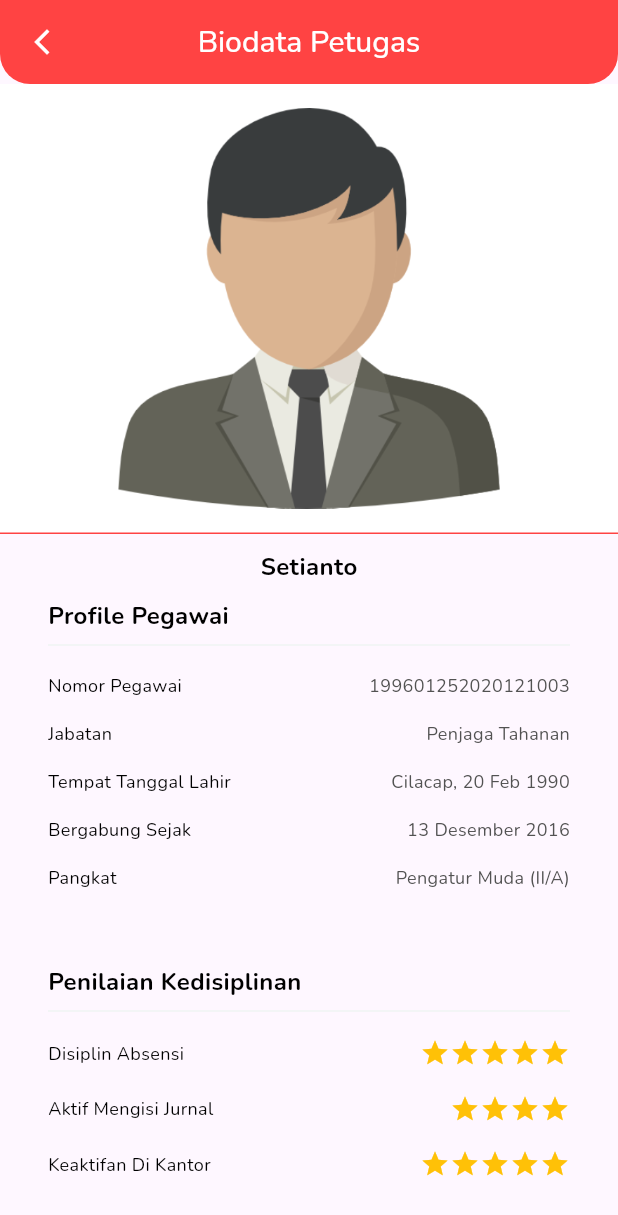
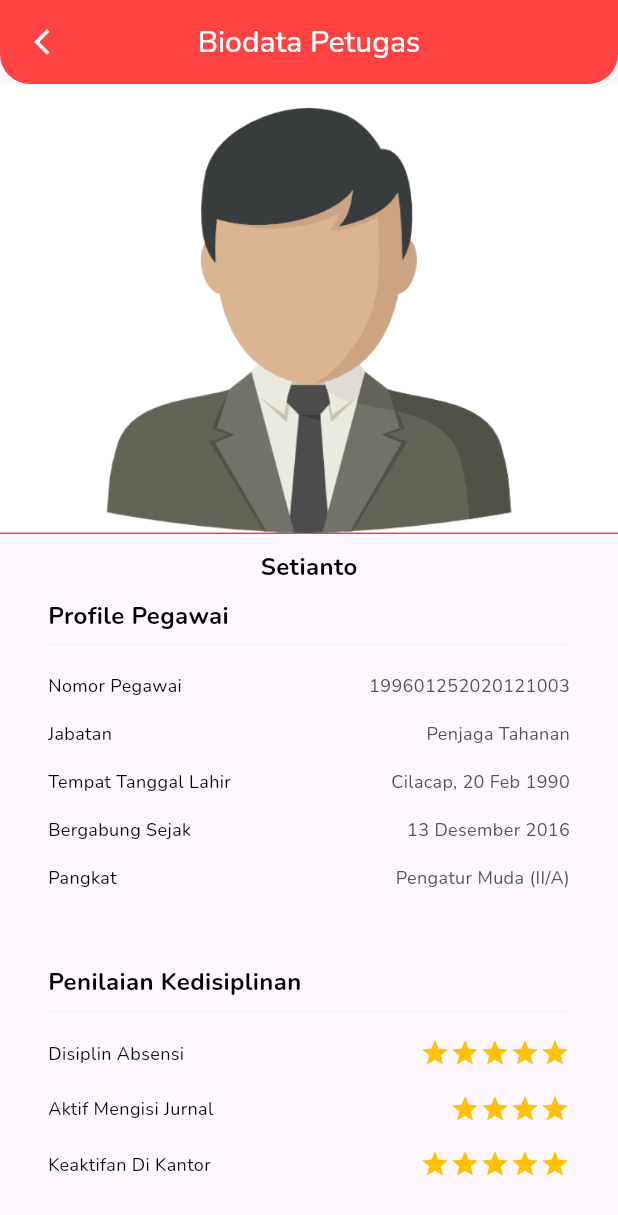
Before and after one commit to Introvertskrrt/SiElsi-Project, a Flutter app: the BiodataPetugasView screen opened directly, on a phone screen of 412 x 824 dp. Shown: the top 1215 px of the screen. Run offline on Flutter 3.47's test engine with Material 3 defaults, Android fonts, the light colour scheme and no system bars; our stand-ins replace carousel_slider, dash_chat_2, dropdown_button2, file_picker, flutter_svg, get and 3 more.

Commit message:
Refactor padding in BiodataPetugasView

```diff
--- a/lib/views/teladan_views/biodata_petugas.dart
+++ b/lib/views/teladan_views/biodata_petugas.dart
@@ -55,7 +55,7 @@ class BiodataPetugasView extends StatelessWidget {
     return Container(
       width: double.infinity,
       height: 300,
-      padding: const EdgeInsets.all(16),
+      padding: const EdgeInsets.only(top: 16, left: 16, right: 16),
       decoration: BoxDecoration(
         color: Colors.white,
         border: Border(
```
